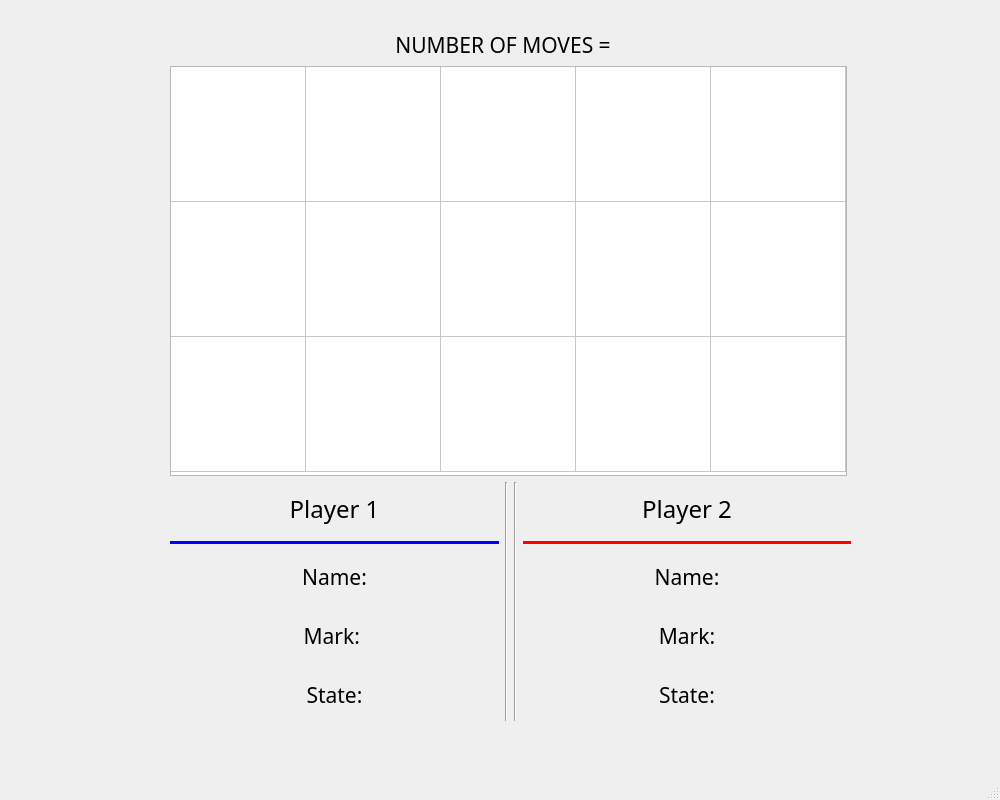
The window that mainwindow.ui (adhamhamdy3/Pyramid-Tic-Tac-Toe) describes before a commit, drawn with Qt 5.
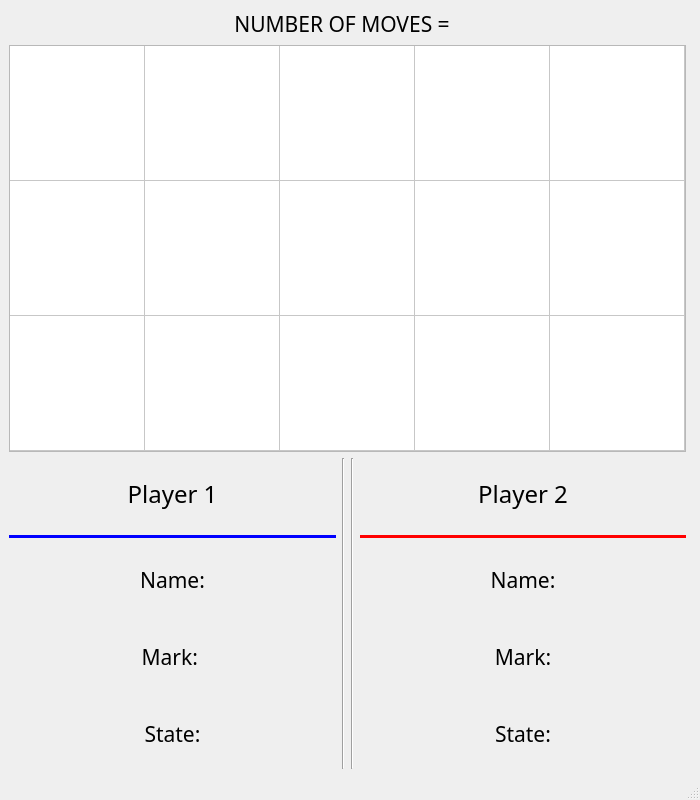
The same window after the commit.

```diff
--- a/mainwindow.ui
+++ b/mainwindow.ui
@@ -9,7 +9,7 @@
    <rect>
     <x>0</x>
     <y>0</y>
-    <width>1000</width>
+    <width>700</width>
     <height>800</height>
    </rect>
   </property>
@@ -21,13 +21,13 @@
   </property>
   <property name="minimumSize">
    <size>
-    <width>1000</width>
+    <width>700</width>
     <height>800</height>
    </size>
   </property>
   <property name="maximumSize">
    <size>
-    <width>1000</width>
+    <width>705</width>
     <height>800</height>
    </size>
   </property>
@@ -44,15 +44,8 @@
    <property name="enabled">
     <bool>true</bool>
    </property>
-   <widget class="QWidget" name="layoutWidget">
-    <property name="geometry">
-     <rect>
-      <x>170</x>
-      <y>30</y>
-      <width>681</width>
-      <height>691</height>
-     </rect>
-    </property>
+   <layout class="QFormLayout" name="formLayout">
+    <item row="0" column="0">
     <layout class="QVBoxLayout" name="verticalLayout_4">
      <item>
       <layout class="QVBoxLayout" name="verticalLayout">
@@ -86,13 +79,13 @@
          <property name="minimumSize">
           <size>
            <width>677</width>
-           <height>410</height>
+            <height>407</height>
           </size>
          </property>
          <property name="maximumSize">
           <size>
            <width>677</width>
-           <height>410</height>
+            <height>407</height>
           </size>
          </property>
          <property name="styleSheet">
@@ -170,6 +163,15 @@
           <property name="text">
            <string/>
           </property>
+           <property name="background">
+            <brush brushstyle="NoBrush">
+             <color alpha="255">
+              <red>0</red>
+              <green>0</green>
+              <blue>0</blue>
+             </color>
+            </brush>
+           </property>
          </item>
         </widget>
        </item>
@@ -377,7 +379,8 @@
       </layout>
      </item>
     </layout>
-   </widget>
+    </item>
+   </layout>
   </widget>
   <widget class="QMenuBar" name="menubar">
    <property name="geometry">
```
Left out of the diff: 6 changed lines with no effect on the pictures. Lines whose indentation alone changed are shown as unchanged.
